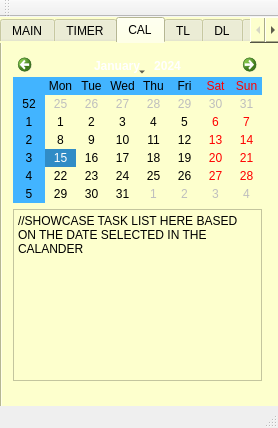
First picture: the form in doro_manager.ui, repository xpero39/doro_manager, before the edit.
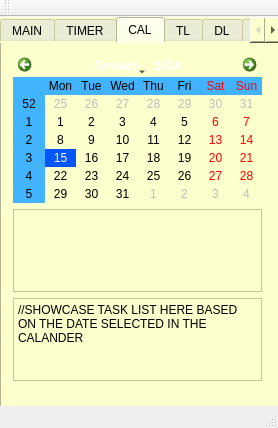
Second picture: the form after the edit.

Patch:
```diff
--- a/doro_manager.ui
+++ b/doro_manager.ui
@@ -394,12 +394,21 @@
               </color>
              </brush>
             </colorrole>
-            <colorrole role="HighlightedText">
+            <colorrole role="Highlight">
              <brush brushstyle="SolidPattern">
               <color alpha="255">
                <red>0</red>
+               <green>85</green>
+               <blue>255</blue>
+              </color>
+             </brush>
+            </colorrole>
+            <colorrole role="HighlightedText">
+             <brush brushstyle="SolidPattern">
+              <color alpha="255">
+               <red>255</red>
                <green>255</green>
-               <blue>0</blue>
+               <blue>255</blue>
               </color>
              </brush>
             </colorrole>
@@ -450,12 +459,21 @@
               </color>
              </brush>
             </colorrole>
-            <colorrole role="HighlightedText">
+            <colorrole role="Highlight">
              <brush brushstyle="SolidPattern">
               <color alpha="255">
                <red>0</red>
+               <green>85</green>
+               <blue>255</blue>
+              </color>
+             </brush>
+            </colorrole>
+            <colorrole role="HighlightedText">
+             <brush brushstyle="SolidPattern">
+              <color alpha="255">
+               <red>255</red>
                <green>255</green>
-               <blue>0</blue>
+               <blue>255</blue>
               </color>
              </brush>
             </colorrole>
@@ -506,12 +524,21 @@
               </color>
              </brush>
             </colorrole>
-            <colorrole role="HighlightedText">
+            <colorrole role="Highlight">
              <brush brushstyle="SolidPattern">
               <color alpha="255">
                <red>0</red>
+               <green>85</green>
+               <blue>255</blue>
+              </color>
+             </brush>
+            </colorrole>
+            <colorrole role="HighlightedText">
+             <brush brushstyle="SolidPattern">
+              <color alpha="255">
+               <red>255</red>
                <green>255</green>
-               <blue>0</blue>
+               <blue>255</blue>
               </color>
              </brush>
             </colorrole>
@@ -527,8 +554,15 @@
            </disabled>
           </palette>
          </property>
+         <property name="styleSheet">
+          <string notr="true">selection-background-color: rgb(0, 85, 255);
+selection-color: rgb(255, 255, 255);</string>
+         </property>
         </widget>
        </item>
+       <item>
+        <widget class="QTableView" name="tableView_Calendar"/>
+       </item>
        <item>
         <widget class="QTextBrowser" name="textBrowser_Calander">
          <property name="html">
```
Left out of the diff: 12 changed lines with no effect on the pictures.
